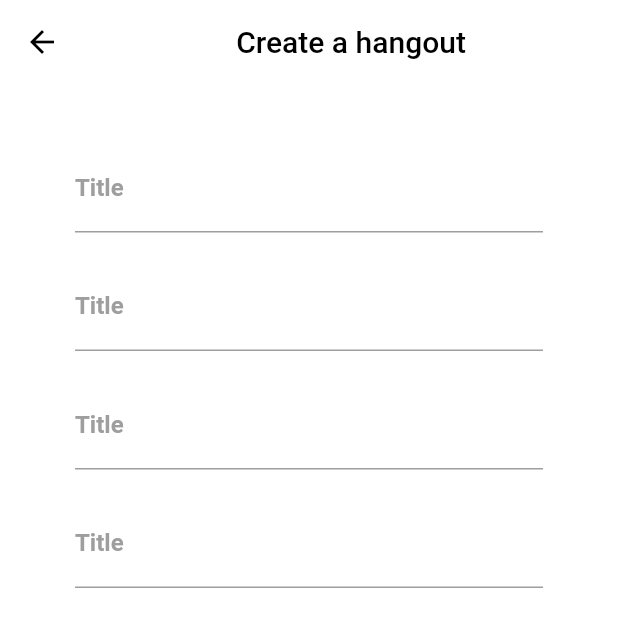
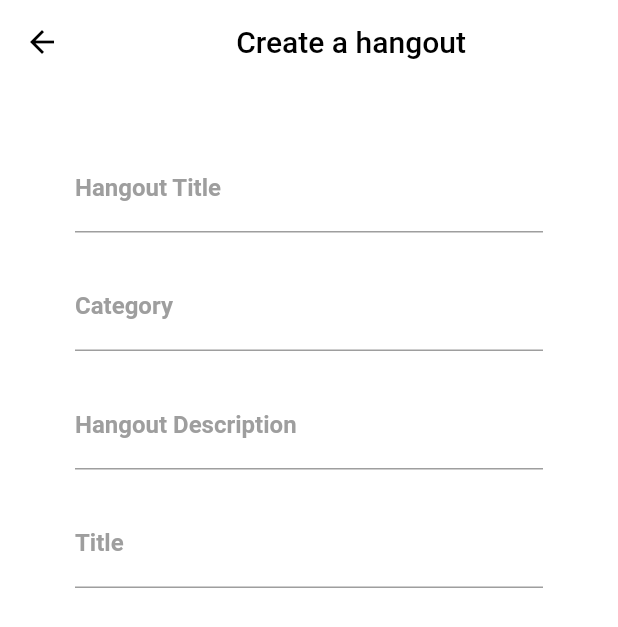
Before and after one commit to ChristineWasike/startuphack, a Flutter app: the AddHangout screen opened directly, on a phone screen of 412 x 824 dp. Shown: the top 627 px of the screen. Run offline on Flutter 3.47's test engine with Material 2 defaults, Android fonts, the phone set to English and light mode, and no system bars; our stand-ins replace flutter_map, latlong2.

Commit message:
Hangout form page

```diff
--- a/lib/screens/hangouts/add_hangout.dart
+++ b/lib/screens/hangouts/add_hangout.dart
@@ -1,3 +1,5 @@
+// ignore_for_file: deprecated_member_use
+
 import 'package:flutter/material.dart';
 
 import '../../main.dart';
@@ -10,6 +12,18 @@ class AddHangout extends StatefulWidget {
 }
 
 class _AddHangoutState extends State<AddHangout> {
+  late String _categoryValue;
+
+  List<String> categories = [
+    'Game Night',
+    'Birthday',
+    'Fellowship',
+    'Karaoke',
+    'Video Games'
+  ];
+
+  final _formKey = GlobalKey<FormState>();
+
   @override
   Widget build(BuildContext context) {
     return Scaffold(
@@ -42,12 +56,46 @@ class _AddHangoutState extends State<AddHangout> {
                 SizedBox(
                   height: 10.0,
                 ),
+                // form parts
                 TextField(
                   decoration: InputDecoration(
-                    labelText: 'Title',
+                    labelText: 'Hangout Title',
                     labelStyle: TextStyle(
                       fontWeight: FontWeight.w700,
                       color: Colors.grey,
+                    ),
+                    focusedBorder: UnderlineInputBorder(
+                      borderSide: BorderSide(color: Colors.black),
+                    ),
+                  ),
+                ),
+                SizedBox(
+                  height: 20.0,
+                ),
+                TextField(
+                  decoration: InputDecoration(
+                    labelText: 'Category',
+                    labelStyle: TextStyle(
+                      fontWeight: FontWeight.w700,
+                      color: Colors.grey,
+                    ),
+                    focusedBorder: UnderlineInputBorder(
+                      borderSide: BorderSide(color: Colors.black),
+                    ),
+                  ),
+                ),
+                SizedBox(
+                  height: 20.0,
+                ),
+                TextField(
+                  decoration: InputDecoration(
+                    labelText: 'Hangout Description',
+                    labelStyle: TextStyle(
+                      fontWeight: FontWeight.w700,
+                      color: Colors.grey,
+                    ),
+                    focusedBorder: UnderlineInputBorder(
+                      borderSide: BorderSide(color: Colors.black),
                     ),
                   ),
                 ),
@@ -61,37 +109,18 @@ class _AddHangoutState extends State<AddHangout> {
                       fontWeight: FontWeight.w700,
                       color: Colors.grey,
                     ),
-                  ),
-                ),
-                SizedBox(
-                  height: 20.0,
-                ),
-                TextField(
-                  decoration: InputDecoration(
-                    labelText: 'Title',
-                    labelStyle: TextStyle(
-                      fontWeight: FontWeight.w700,
-                      color: Colors.grey,
-                    ),
-                  ),
-                ),
-                SizedBox(
-                  height: 20.0,
-                ),
-                TextField(
-                  decoration: InputDecoration(
-                    labelText: 'Title',
-                    labelStyle: TextStyle(
-                      fontWeight: FontWeight.w700,
-                      color: Colors.grey,
+                    focusedBorder: UnderlineInputBorder(
+                      borderSide: BorderSide(color: Colors.black),
                     ),
                   ),
                 ),
                 SizedBox(
                   height: 30,
                 ),
+
               ],
             ),
+
           ),
         ),
       ),
```
